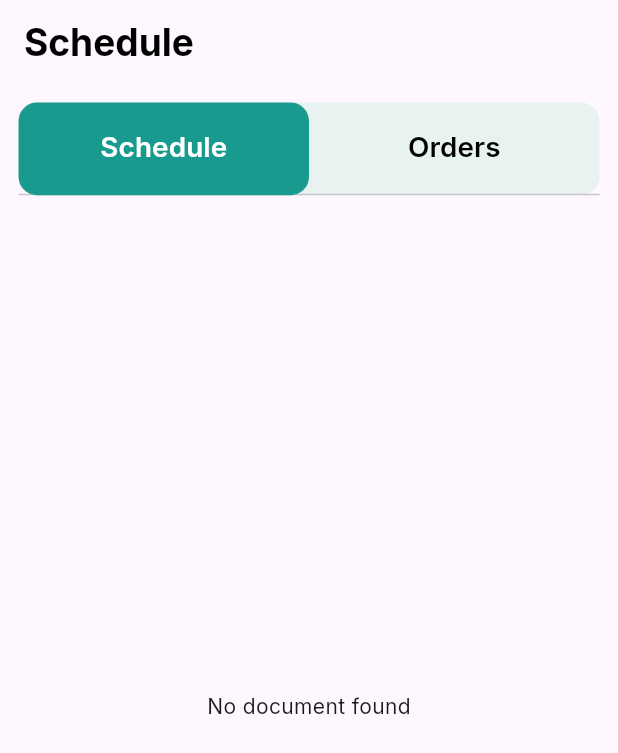
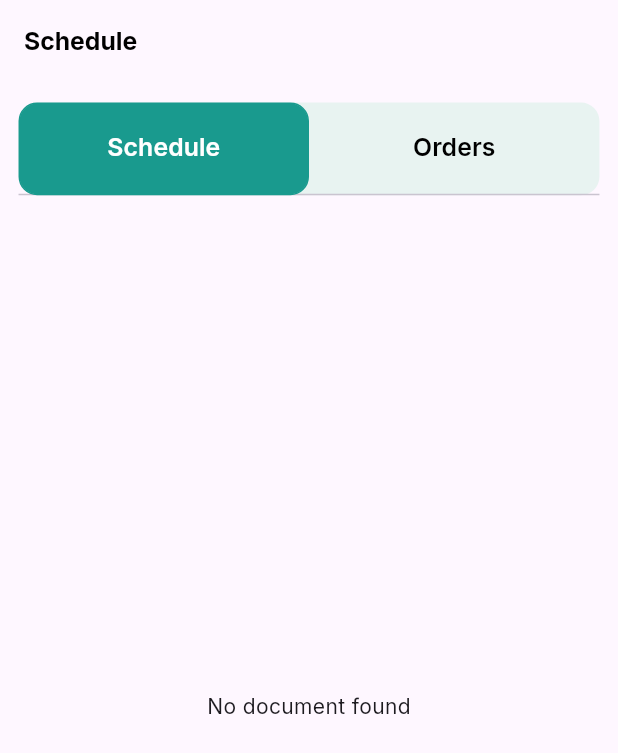
Before and after one commit to mariya8157/medical, a Flutter app: the SchedulePage screen opened directly, on a phone screen of 412 x 824 dp. Shown: the top 753 px of the screen. Run offline on Flutter 3.47's test engine with Material 3 defaults, Android fonts, the phone set to English and light mode, and no system bars; our stand-ins replace carousel_slider, cloud_firestore, country_code_picker, easy_date_timeline, firebase_auth, firebase_core and 12 more; missing offline and left inert: givestarreviews, order_tracker; accounts and stored records are empty; project files that could hold a hidden picture were left out.

Commit message:
initial comit

```diff
--- a/lib/features/details_adding/screen/doctor_consultation/schedule.dart
+++ b/lib/features/details_adding/screen/doctor_consultation/schedule.dart
@@ -30,7 +30,7 @@ class _SchedulePageState extends State<SchedulePage> {
             style: TextStyle(
                 color: Colour.thirdcolour,
                 fontWeight: FontWeight.w700,
-                fontSize: width*0.06
+                fontSize: width*0.04
             ),),
         ),
         body: Padding(
@@ -56,12 +56,12 @@ class _SchedulePageState extends State<SchedulePage> {
                     tabs: [
                       Tab(
                         child: Text("Schedule",style: TextStyle(
-                          fontSize: width*0.045,fontWeight: FontWeight.w600
+                          fontSize: width*0.04,fontWeight: FontWeight.w600
                         ),),
                       ),
                       Tab(
                         child: Text("Orders",style: TextStyle(
-                            fontSize: width*0.045,fontWeight: FontWeight.w600
+                            fontSize: width*0.04,fontWeight: FontWeight.w600
                         ),),
                       ),
 
@@ -121,7 +121,7 @@ class _SchedulePageState extends State<SchedulePage> {
                                                         children: [
                                                           Text("${data[index]["name"].toString()}",
                                                               style: TextStyle(
-                                                                  fontSize: width*0.05,
+                                                                  fontSize: width*0.04,
                                                                   fontWeight: FontWeight.w700)),
                                                         ],
                                                       ),
--- a/lib/features/details_adding/screen/home/homepage.dart
+++ b/lib/features/details_adding/screen/home/homepage.dart
@@ -209,7 +209,7 @@ class _HomePageState extends ConsumerState<HomePage> {
                             padding: const EdgeInsets.all(8.0),
                             child: Container(
                                 height: width*0.2,
-                                width: width*1,
+                                width: width*1.5,
                                 decoration: BoxDecoration(
                                   borderRadius: BorderRadius.circular(10),
                                   image: DecorationImage(
```
